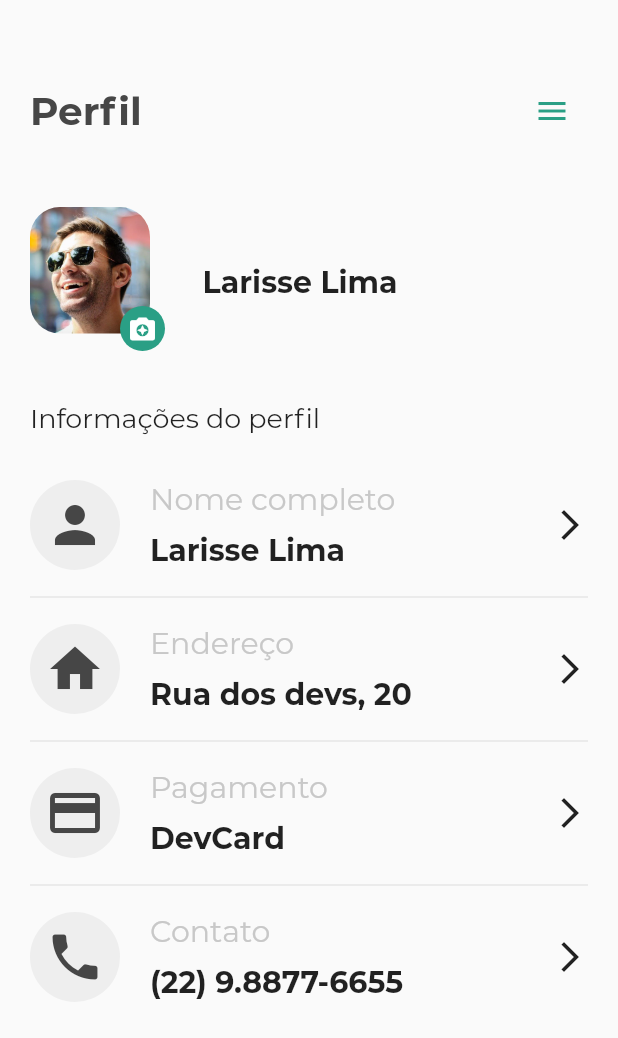
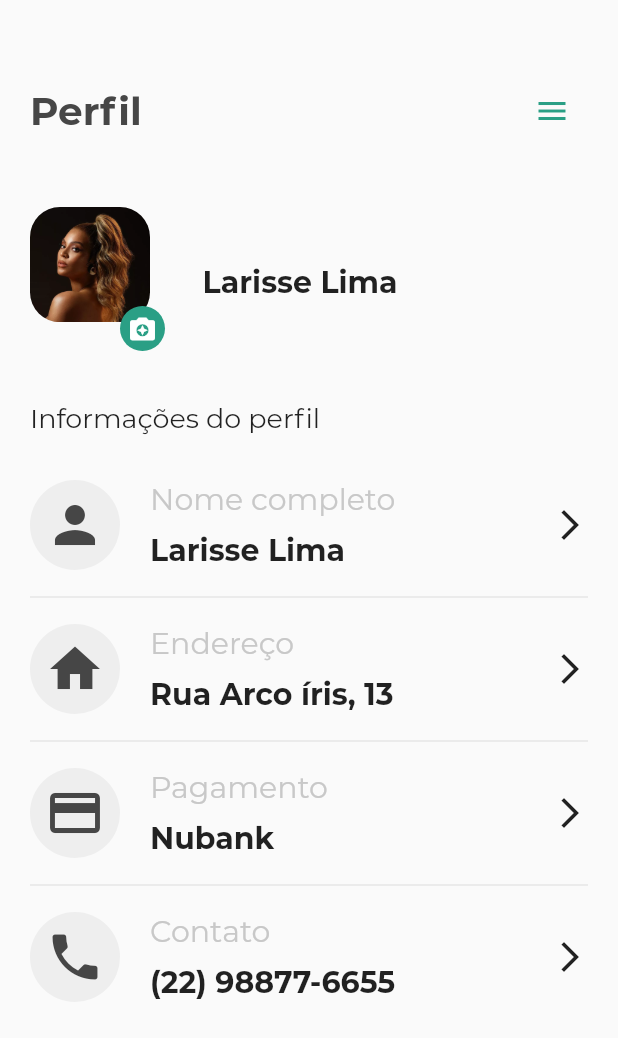
Before and after one commit to LarisseLima/navigator_flutter, a Flutter app: the ProfileScreen screen opened directly, on a phone screen of 412 x 824 dp. Shown: the top 1038 px of the screen. Run offline on Flutter 3.47's test engine with Material 2 defaults, Android fonts, the phone set to English and light mode, and no system bars; our stand-ins replace smooth_star_rating.

Commit message:
Ajustes de front

```diff
--- a/lib/components/orgs_drawer.dart
+++ b/lib/components/orgs_drawer.dart
@@ -1,5 +1,4 @@
 import 'package:flutter/material.dart';
-import 'package:proj/core/app_colors.dart';
 import 'package:proj/screens/menu_screen.dart';
 
 class OrgsDrawer extends StatelessWidget {
--- a/lib/core/app_images.dart
+++ b/lib/core/app_images.dart
@@ -2,7 +2,7 @@ class AppImages {
 
   static String get logo => "assets/images/logo.png";
   static String get logo_icon => "assets/images/logo_icon.png";
-  static String get person => "assets/images/person.jpg";
+  static String get person => "assets/images/person.png";
   static String get logo_login => "assets/images/login_logo.png";
   static String get cart => "assets/images/cart.png";
 
--- a/lib/screens/favorites_screen.dart
+++ b/lib/screens/favorites_screen.dart
@@ -2,7 +2,6 @@ import 'package:flutter/material.dart';
 import 'package:proj/components/orgs_drawer.dart';
 import 'package:proj/components/orgs_stores_card.dart';
 import 'package:proj/core/app_colors.dart';
-import 'package:proj/core/app_images.dart';
 import 'package:proj/models/producer_model.dart';
 import 'package:proj/repository/data.dart';
 import 'package:proj/screens/producer_details_screen.dart';
--- a/lib/screens/payment_screen.dart
+++ b/lib/screens/payment_screen.dart
@@ -67,7 +67,7 @@ class PaymentScreen extends StatelessWidget {
                 child: OrgsProfileCard(
                   textArea: 'Cartão de crédito',
                   icon: Icons.credit_card,
-                  data: 'Aluracard XXXX.4569',
+                  data: 'Nubank XXXX.4569',
                 ),
               ),
               Divider(),
--- a/lib/screens/profile_screen.dart
+++ b/lib/screens/profile_screen.dart
@@ -103,19 +103,19 @@ class ProfileScreen extends StatelessWidget {
                   Divider(),
                   OrgsProfileCard(
                     textArea: 'Endereço',
-                    data: 'Rua dos devs, 20',
+                    data: 'Rua Arco íris, 13',
                     icon: Icons.home,
                   ),
                   Divider(),
                   OrgsProfileCard(
                     textArea: 'Pagamento',
-                    data: 'DevCard',
+                    data: 'Nubank',
                     icon: Icons.credit_card,
                   ),
                   Divider(),
                   OrgsProfileCard(
                     textArea: 'Contato',
-                    data: '(22) 9.8877-6655',
+                    data: '(22) 98877-6655',
                     icon: Icons.phone,
                   ),
                 ],
```
Also changed, not shown: assets/images/person.jpg (deleted), assets/images/person.png (added).
